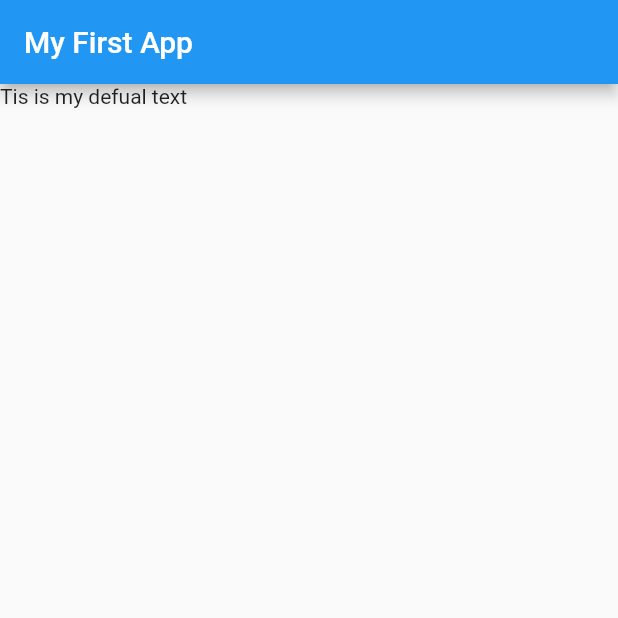
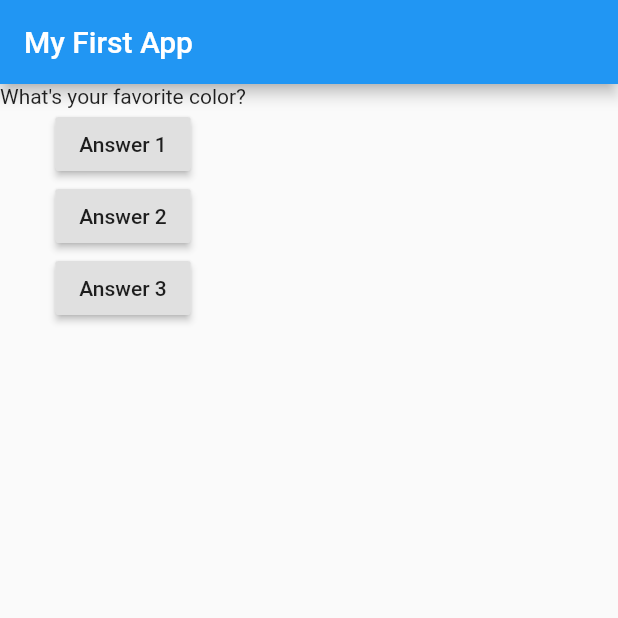
Before and after one commit to ChandimalPriyamantha/flutter_question_app, a Flutter app: the screen it shows after launch, on a phone screen of 412 x 824 dp, the top half of it. Run offline on Flutter 3.47's test engine with Material 2 defaults, Android fonts, the phone set to English and light mode, and no system bars.

Commit message:
new changes

```diff
--- a/lib/main.dart
+++ b/lib/main.dart
@@ -2,15 +2,49 @@ import 'package:flutter/material.dart';
 
 void main() => runApp(MyApp());
 
-class MyApp extends StatelessWidget {
+class MyApp extends StatefulWidget {
+  @override
+  State<StatefulWidget> createState() {
+    // TODO: implement createState
+    return MyAppState();
+  }
+}
+
+class MyAppState extends State<MyApp> {
+  var questionIndex = 0;
+  void answeQuestion() {
+    setState(() {
+      questionIndex = questionIndex + 1;
+    });
+
+    print(questionIndex);
+  }
+
   @override
   Widget build(BuildContext context) {
+    var question = [
+      'What\'s your favorite color?',
+      'What\' s your favorite animal'
+    ];
     return MaterialApp(
       home: Scaffold(
         appBar: AppBar(
           title: Text('My First App'),
         ),
-        body: Text('Tis is my defual text'),
+        body: Column(
+          children: [
+            Text(question.elementAt(questionIndex)),
+            RaisedButton(
+              child: Text('Answer 1'),
+              onPressed: answeQuestion,
+            ),
+            RaisedButton(
+              child: Text('Answer 2'),
+              onPressed: answeQuestion,
+            ),
+            RaisedButton(child: Text('Answer 3'), onPressed: answeQuestion),
+          ],
+        ),
       ),
     );
   }
```
Also changed, not shown: 1 other file.
